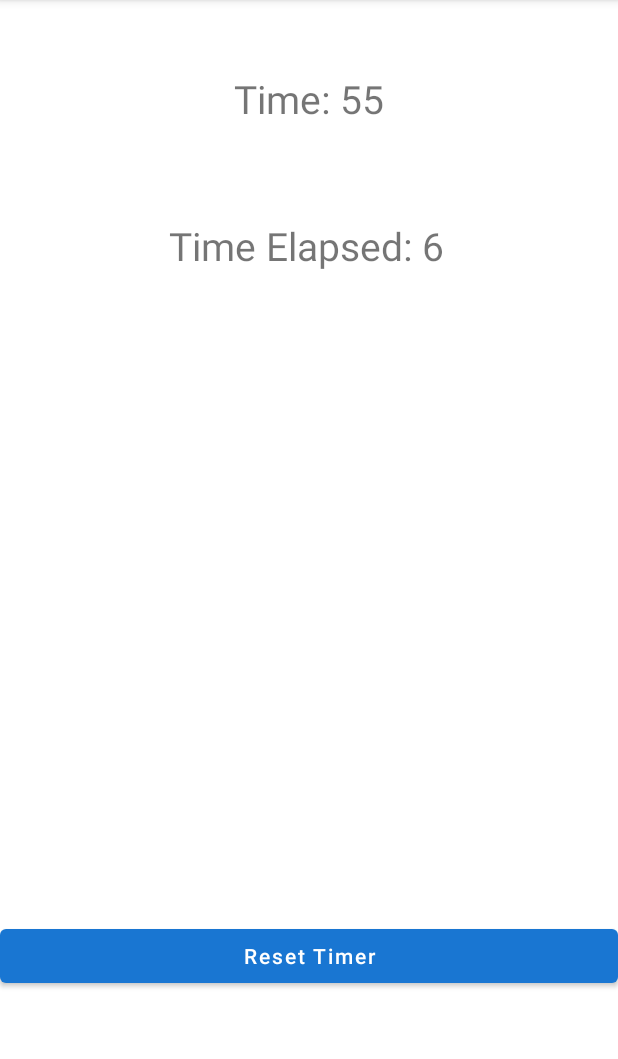
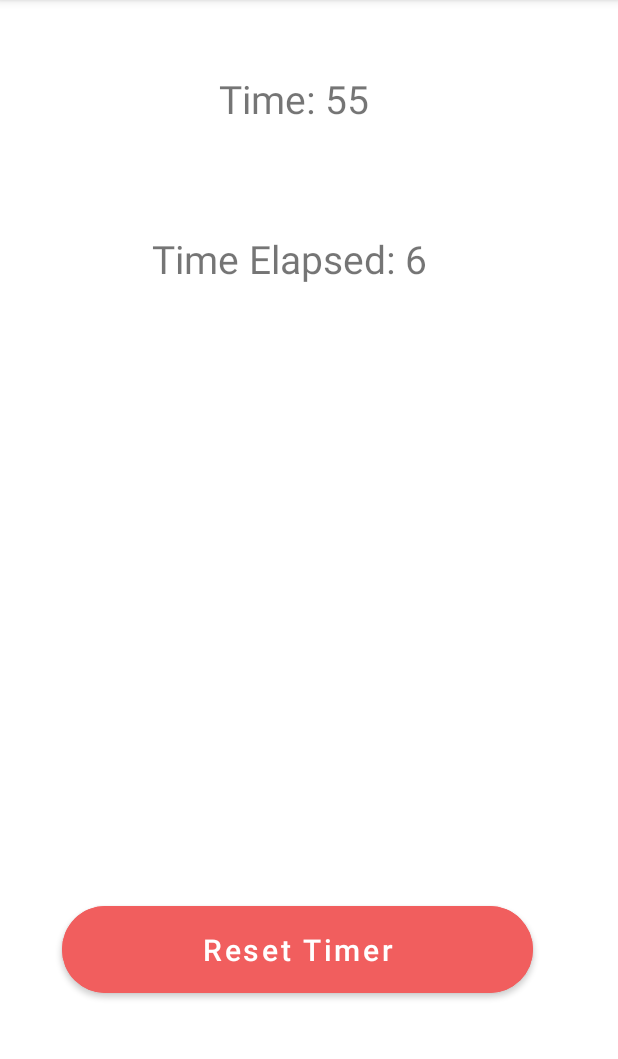
Before and after one commit to Shashankappu/CountDownTimer, an Android app: the screen it shows after launch (MainActivity), on a phone screen of 412 x 824 dp, the part 84-1143 px from its top. Run offline under Robolectric (Android 15) with nearby library versions, the phone set to English and light mode, and no system bars.

Commit message:
Simple CountDown Timer

```diff
--- a/app/src/main/res/layout/activity_main.xml
+++ b/app/src/main/res/layout/activity_main.xml
@@ -8,43 +8,46 @@
 
     <TextView
         android:id="@+id/times"
-        android:layout_width="0dp"
-        android:layout_height="wrap_content"
+        android:layout_width="349dp"
+        android:layout_height="46dp"
         android:layout_marginTop="48dp"
         android:text="Time:"
         android:textAlignment="center"
         android:textSize="26sp"
-        app:layout_constraintHorizontal_bias="0.0"
+        app:layout_constraintHorizontal_bias="0.338"
         app:layout_constraintLeft_toLeftOf="parent"
         app:layout_constraintRight_toRightOf="parent"
         app:layout_constraintTop_toTopOf="parent" />
 
     <TextView
         android:id="@+id/timeElapsed"
-        android:layout_width="408dp"
-        android:layout_height="wrap_content"
+        android:layout_width="354dp"
+        android:layout_height="38dp"
         android:text="Time Elapsed:"
         android:textAlignment="center"
         android:textSize="26sp"
         app:layout_constraintBottom_toBottomOf="parent"
         app:layout_constraintEnd_toEndOf="parent"
-        app:layout_constraintHorizontal_bias="0.0"
+        app:layout_constraintHorizontal_bias="0.28"
         app:layout_constraintStart_toStartOf="parent"
         app:layout_constraintTop_toBottomOf="@+id/times"
-        app:layout_constraintVertical_bias="0.097" />
+        app:layout_constraintVertical_bias="0.095" />
 
     <Button
         android:id="@+id/resetTimer"
-        android:layout_width="0dp"
-        android:layout_height="wrap_content"
+        android:layout_width="314dp"
+        android:layout_height="70dp"
         android:layout_marginTop="64dp"
+        android:backgroundTint="#F15E5E"
         android:text="Reset Timer"
+        android:textSize="20dp"
         android:textAllCaps="false"
+        app:cornerRadius="45dp"
         app:layout_constraintBottom_toBottomOf="parent"
         app:layout_constraintEnd_toEndOf="parent"
-        app:layout_constraintHorizontal_bias="0.0"
+        app:layout_constraintHorizontal_bias="0.421"
         app:layout_constraintStart_toStartOf="parent"
         app:layout_constraintTop_toBottomOf="@+id/timeElapsed"
-        app:layout_constraintVertical_bias="0.775" />
+        app:layout_constraintVertical_bias="0.773" />
 
 </androidx.constraintlayout.widget.ConstraintLayout>
```
